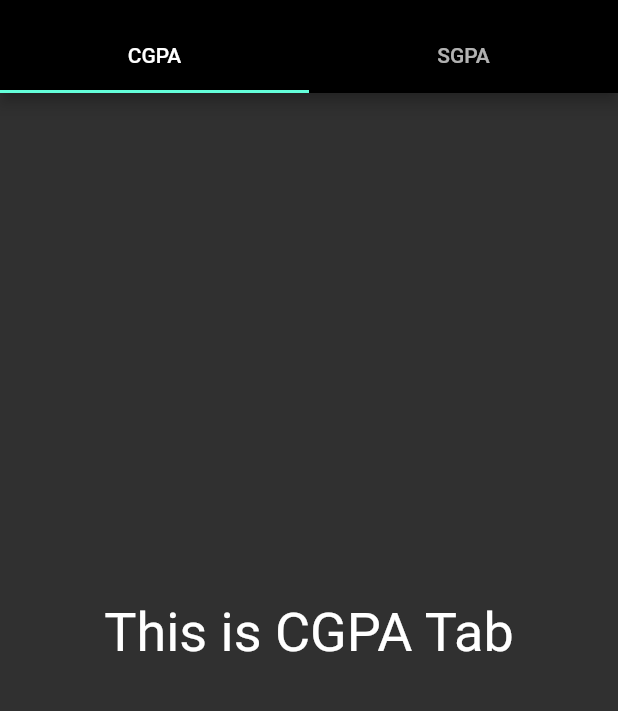
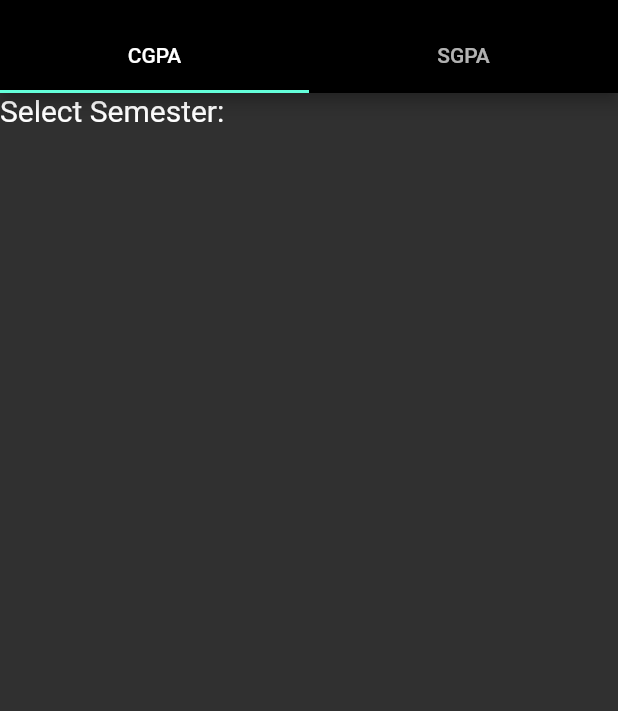
Before and after one commit to Kemosabe2911/ktu_app_flutter, a Flutter app: the screen it shows after launch, on a phone screen of 412 x 824 dp, the part 63-774 px from its top. Run offline on Flutter 3.47's test engine with Material 2 defaults, Android fonts, the phone set to English and light mode, and no system bars.

Commit message:
cgpa tab update

```diff
--- a/ktu_help/lib/main.dart
+++ b/ktu_help/lib/main.dart
@@ -135,8 +135,9 @@ class _CgpaPageState extends State<CgpaPage>{
       Widget build(BuildContext context){
         return Scaffold(
           body: Container(
-            child: Center(
-              child: Text('This is CGPA Tab',style: const TextStyle(fontSize: 36, color: Colors.white,), textAlign: TextAlign.center,),),
+            child: Text('Select Semester:',style: const TextStyle(fontSize: 20, color: Colors.white,), textAlign: TextAlign.center,),
+
+
             ),
         );
   }
```
